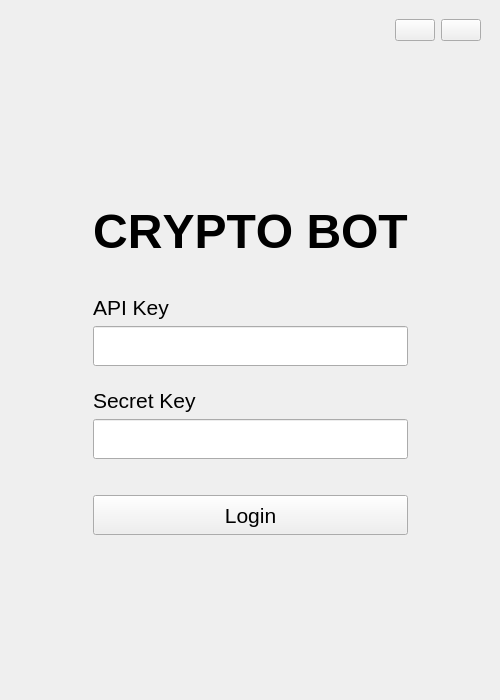
ahakan/cryptobot, file src/mainwindow.ui: the form before one commit.
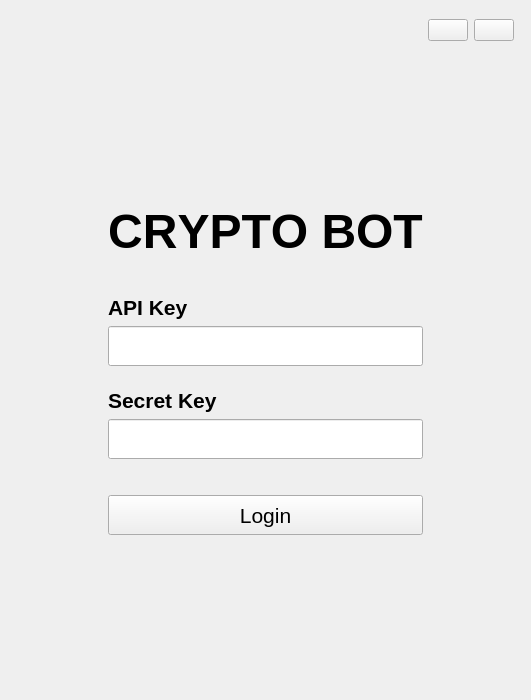
The form after the commit.

The edit to the form file:
```diff
--- a/src/mainwindow.ui
+++ b/src/mainwindow.ui
@@ -6,7 +6,7 @@
    <rect>
     <x>0</x>
     <y>0</y>
-    <width>500</width>
+    <width>531</width>
     <height>700</height>
    </rect>
   </property>
@@ -131,6 +131,7 @@
           <property name="font">
            <font>
             <pointsize>16</pointsize>
+            <bold>true</bold>
            </font>
           </property>
           <property name="text">
@@ -198,6 +199,7 @@
           <property name="font">
            <font>
             <pointsize>16</pointsize>
+            <bold>true</bold>
            </font>
           </property>
           <property name="text">
@@ -275,7 +277,7 @@
        <number>10</number>
       </property>
       <property name="rightMargin">
-       <number>10</number>
+       <number>8</number>
       </property>
       <property name="bottomMargin">
        <number>0</number>
```
